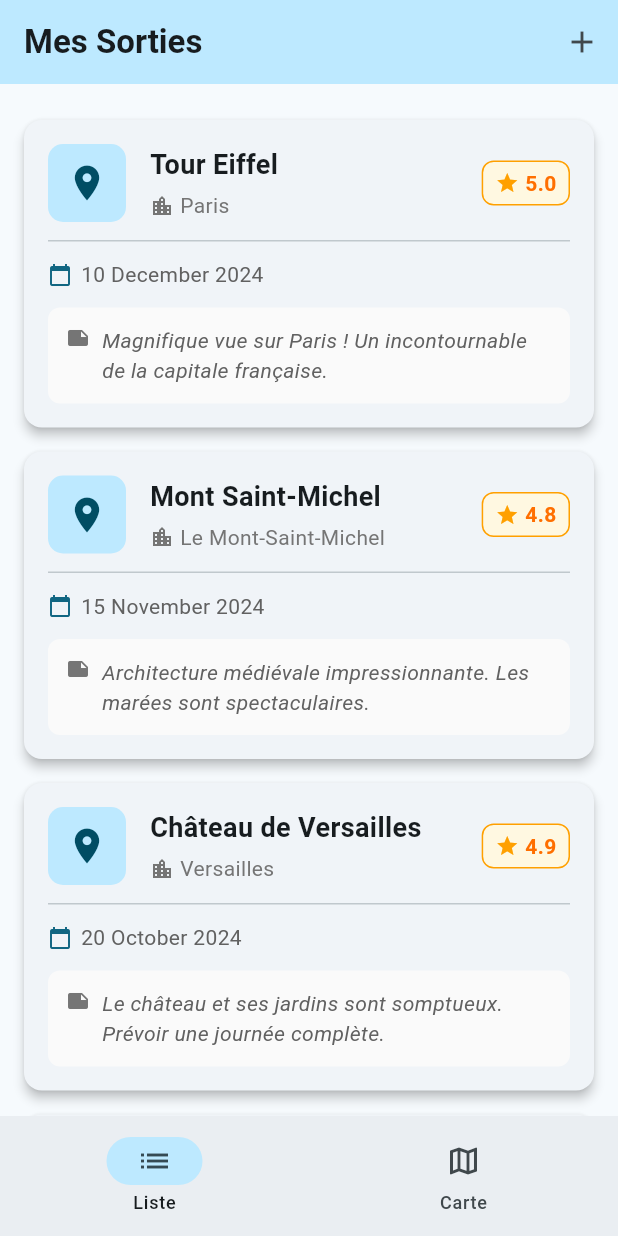
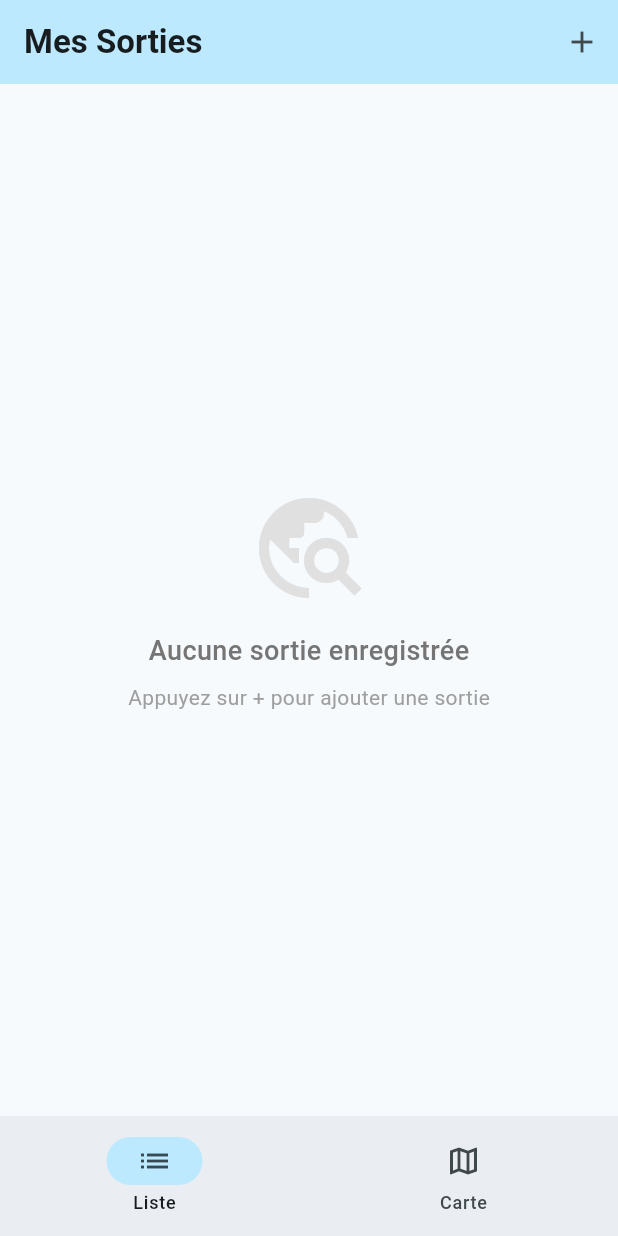
Before and after one commit to AzTaiiyoo/flutter_2025_carnet_voyage, a Flutter app: the screen it shows after launch, on a phone screen of 412 x 824 dp. Run offline on Flutter 3.47's test engine with Material 3 defaults, Android fonts, the phone set to English and light mode, and no system bars; our stand-ins replace flutter_bloc, flutter_map, geocoding, image_picker, latlong2.

Commit message:
feat : implement sortie management with local storage and editing capabilities

```diff
--- a/flutter_2025_carnet_voyage/lib/blocs/search_address_cubit.dart
+++ b/flutter_2025_carnet_voyage/lib/blocs/search_address_cubit.dart
@@ -1,11 +1,8 @@
 import 'package:flutter_2025_carnet_voyage/models/address.dart';
 import 'package:flutter_bloc/flutter_bloc.dart';
-import 'package:flutter_2025_carnet_voyage/blocs/sortie_cubit.dart';
 
 class SearchAddressCubit extends Cubit<List<Address>> {
   SearchAddressCubit() : super([]);
-
-  final SortieCubit sortieCubit = SortieCubit();
 
   void loadAddresses(List<Address> addresses) {
     emit(addresses);
--- a/flutter_2025_carnet_voyage/lib/blocs/sortie_cubit.dart
+++ b/flutter_2025_carnet_voyage/lib/blocs/sortie_cubit.dart
@@ -1,103 +1,39 @@
 import 'package:flutter_bloc/flutter_bloc.dart';
 import '../models/sortie.dart';
-import '../models/address.dart';
+import '../repositories/sortie_repository.dart';
 
 class SortieCubit extends Cubit<List<Sortie>> {
-  SortieCubit() : super(_getDefaultSorties());
+  final SortieRepository _repository;
 
-  static List<Sortie> _getDefaultSorties() {
-    return [
-      Sortie(
-        id: '1',
-        name: 'Tour Eiffel',
-        address: Address(
-          street: 'Champ de Mars',
-          city: 'Paris',
-          postcode: '75007',
-        ),
-        date: DateTime(2024, 12, 10),
-        note:
-            'Magnifique vue sur Paris ! Un incontournable de la capitale française.',
-        rating: 5.0,
-        imageUrl: null,
-      ),
-      Sortie(
-        id: '2',
-        name: 'Mont Saint-Michel',
-        address: Address(
-          street: null,
-          city: 'Le Mont-Saint-Michel',
-          postcode: '50170',
-        ),
-        date: DateTime(2024, 11, 15),
-        note:
-            'Architecture médiévale impressionnante. Les marées sont spectaculaires.',
-        rating: 4.8,
-        imageUrl: null,
-      ),
-      Sortie(
-        id: '3',
-        name: 'Château de Versailles',
-        address: Address(
-          street: 'Place d\'Armes',
-          city: 'Versailles',
-          postcode: '78000',
-        ),
-        date: DateTime(2024, 10, 20),
-        note:
-            'Le château et ses jardins sont somptueux. Prévoir une journée complète.',
-        rating: 4.9,
-        imageUrl: null,
-      ),
-      Sortie(
-        id: '4',
-        name: 'Calanques de Cassis',
-        address: Address(
-          street: 'Port de Cassis',
-          city: 'Cassis',
-          postcode: '13260',
-        ),
-        date: DateTime(2024, 9, 5),
-        note:
-            'Eau turquoise et falaises magnifiques. Parfait pour la randonnée.',
-        rating: 4.7,
-        imageUrl: null,
-      ),
-      Sortie(
-        id: '5',
-        name: 'Strasbourg - Petite France',
-        address: Address(
-          street: 'Quartier de la Petite France',
-          city: 'Strasbourg',
-          postcode: '67000',
-        ),
-        date: DateTime(2024, 8, 12),
-        note: 'Charmant quartier avec ses maisons à colombages et canaux.',
-        rating: 4.6,
-        imageUrl: null,
-      ),
-    ];
+  SortieCubit({required SortieRepository repository})
+      : _repository = repository,
+        super([]);
+
+  /// Charge les sorties depuis le stockage local.
+  Future<void> loadSorties() async {
+    final sorties = await _repository.loadSorties();
+    emit(sorties);
   }
 
-  void addSortie(Sortie sortie) {
+  Future<void> addSortie(Sortie sortie) async {
     emit([...state, sortie]);
+    await _repository.saveSorties(state);
   }
 
-  void updateSortie(String id, Sortie updatedSortie) {
+  Future<void> updateSortie(String id, Sortie updatedSortie) async {
     emit(
       state.map((sortie) => sortie.id == id ? updatedSortie : sortie).toList(),
     );
+    await _repository.saveSorties(state);
   }
 
-  void deleteSortie(String id) {
+  Future<void> deleteSortie(String id) async {
     emit(state.where((sortie) => sortie.id != id).toList());
+    await _repository.saveSorties(state);
   }
 
-  void clearAllSorties() {
+  Future<void> clearAllSorties() async {
     emit([]);
-  }
-
-  void resetToDefault() {
-    emit(_getDefaultSorties());
+    await _repository.clearData();
   }
 }
--- a/flutter_2025_carnet_voyage/lib/main.dart
+++ b/flutter_2025_carnet_voyage/lib/main.dart
@@ -6,8 +6,10 @@ import 'package:flutter_2025_carnet_voyage/blocs/sortie_cubit.dart';
 import 'package:flutter_2025_carnet_voyage/blocs/map_cubit.dart';
 import 'package:flutter_2025_carnet_voyage/repositories/geo_coding_repository.dart';
 import 'package:flutter_2025_carnet_voyage/repositories/weather_repository.dart';
+import 'package:flutter_2025_carnet_voyage/repositories/sortie_repository.dart';
 
 void main() {
+  WidgetsFlutterBinding.ensureInitialized();
   runApp(const MyApp());
 }
 
@@ -19,6 +21,7 @@ class MyApp extends StatelessWidget {
     // Création des repositories (peuvent être partagés)
     const GeoCodingRepository geoCodingRepository = GeoCodingRepository();
     const WeatherRepository weatherRepository = WeatherRepository();
+    final SortieRepository sortieRepository = SortieRepository();
 
     return MultiRepositoryProvider(
       providers: [
@@ -28,12 +31,16 @@ class MyApp extends StatelessWidget {
         RepositoryProvider<WeatherRepository>.value(
           value: weatherRepository,
         ),
+        RepositoryProvider<SortieRepository>.value(
+          value: sortieRepository,
+        ),
       ],
       child: MultiBlocProvider(
         providers: [
-          // Cubit pour les sorties (liste)
+          // Cubit pour les sorties (liste) avec persistance
           BlocProvider<SortieCubit>(
-            create: (context) => SortieCubit(),
+            create: (context) =>
+                SortieCubit(repository: sortieRepository)..loadSorties(),
           ),
           // Cubit pour la carte
           BlocProvider<MapCubit>(
--- a/flutter_2025_carnet_voyage/lib/ui/screen/add_activity.dart
+++ b/flutter_2025_carnet_voyage/lib/ui/screen/add_activity.dart
@@ -12,8 +12,16 @@ import '../../blocs/map_cubit.dart';
 class AddActivity extends StatefulWidget {
   final VoidCallback? onNavigateToMap;
   final VoidCallback? onNavigateToList;
+  final Sortie? sortieToEdit;
 
-  const AddActivity({super.key, this.onNavigateToMap, this.onNavigateToList});
+  const AddActivity({
+    super.key,
+    this.onNavigateToMap,
+    this.onNavigateToList,
+    this.sortieToEdit,
+  });
+
+  bool get isEditing => sortieToEdit != null;
 
   @override
   State<AddActivity> createState() => _AddActivityState();
@@ -37,20 +45,57 @@ class _AddActivityState extends State<AddActivity> {
   @override
   void initState() {
     super.initState();
+    _initializeForm();
+  }
+
+  @override
+  void didUpdateWidget(AddActivity oldWidget) {
+    super.didUpdateWidget(oldWidget);
+    // Réinitialiser le formulaire si sortieToEdit a changé
+    if (widget.sortieToEdit != oldWidget.sortieToEdit) {
+      _initializeForm();
+    }
+  }
+
+  void _initializeForm() {
+    if (widget.sortieToEdit != null) {
+      final sortie = widget.sortieToEdit!;
+      _nameController.text = sortie.name;
+      _streetController.text = sortie.address.street ?? '';
+      _cityController.text = sortie.address.city;
+      _postcodeController.text = sortie.address.postcode;
+      _noteController.text = sortie.note ?? '';
+      _selectedDate = sortie.date;
+      _rating = sortie.rating ?? 0;
+      _imagePath = sortie.imageUrl;
+    } else {
+      // Mode ajout : réinitialiser tous les champs
+      _nameController.clear();
+      _streetController.clear();
+      _cityController.clear();
+      _postcodeController.clear();
+      _noteController.clear();
+      _selectedDate = DateTime.now();
+      _rating = 0;
+      _imagePath = null;
+    }
     _dateController.text = DateFormat('dd/MM/yyyy').format(_selectedDate);
   }
+
 
   @override
   void didChangeDependencies() {
     super.didChangeDependencies();
 
-    // Récupérer l'adresse depuis le MapCubit si elle existe
+    // Récupérer l'adresse depuis le MapCubit si elle existe (seulement en mode ajout)
+    if (!widget.isEditing) {
       final mapState = context.read<MapCubit>().state;
       if (mapState.hasSelectedAddress) {
         final Address address = mapState.selectedAddress!;
         _streetController.text = address.street ?? '';
         _cityController.text = address.city;
         _postcodeController.text = address.postcode;
+      }
     }
   }
 
@@ -138,7 +183,7 @@ class _AddActivityState extends State<AddActivity> {
       },
       child: Scaffold(
         appBar: AppBar(
-          title: const Text('Ajouter une sortie'),
+          title: Text(widget.isEditing ? 'Modifier la sortie' : 'Ajouter une sortie'),
           backgroundColor: Theme.of(context).colorScheme.primaryContainer,
         ),
         body: SingleChildScrollView(
@@ -518,7 +563,7 @@ class _AddActivityState extends State<AddActivity> {
                   ),
                   const SizedBox(height: 24),
 
-                  // Bouton Ajouter
+                  // Bouton Ajouter/Modifier
                   ElevatedButton.icon(
                     onPressed: () {
                       if (_formKey.currentState!.validate()) {
@@ -530,8 +575,10 @@ class _AddActivityState extends State<AddActivity> {
                           postcode: _postcodeController.text,
                         );
 
-                        final Sortie newSortie = Sortie(
-                          id: DateTime.now().millisecondsSinceEpoch.toString(),
+                        final Sortie sortie = Sortie(
+                          id: widget.isEditing
+                              ? widget.sortieToEdit!.id
+                              : DateTime.now().millisecondsSinceEpoch.toString(),
                           name: _nameController.text,
                           address: address,
                           date: _selectedDate,
@@ -541,7 +588,15 @@ class _AddActivityState extends State<AddActivity> {
                           rating: _rating > 0 ? _rating : null,
                           imageUrl: _imagePath,
                         );
-                        context.read<SortieCubit>().addSortie(newSortie);
+
+                        if (widget.isEditing) {
+                          context.read<SortieCubit>().updateSortie(
+                            widget.sortieToEdit!.id,
+                            sortie,
+                          );
+                        } else {
+                          context.read<SortieCubit>().addSortie(sortie);
+                        }
 
                         // Naviguer vers la liste via callback (IndexedStack, pas Navigator)
                         if (widget.onNavigateToList != null) {
@@ -549,15 +604,17 @@ class _AddActivityState extends State<AddActivity> {
                         }
 
                         ScaffoldMessenger.of(context).showSnackBar(
-                          const SnackBar(
-                            content: Text('Sortie ajoutée avec succès !'),
+                          SnackBar(
+                            content: Text(widget.isEditing
+                                ? 'Sortie modifiée avec succès !'
+                                : 'Sortie ajoutée avec succès !'),
                             backgroundColor: Colors.green,
                           ),
                         );
                       }
                     },
-                    icon: const Icon(Icons.add),
-                    label: const Text('Ajouter la sortie'),
+                    icon: Icon(widget.isEditing ? Icons.save : Icons.add),
+                    label: Text(widget.isEditing ? 'Enregistrer' : 'Ajouter la sortie'),
                     style: ElevatedButton.styleFrom(
                       padding: const EdgeInsets.symmetric(vertical: 16),
                     ),
@@ -570,18 +627,4 @@ class _AddActivityState extends State<AddActivity> {
       ),
     );
   }
-
-  void _resetForm() {
-    setState(() {
-      _nameController.clear();
-      _streetController.clear();
-      _cityController.clear();
-      _postcodeController.clear();
-      _noteController.clear();
-      _selectedDate = DateTime.now();
-      _dateController.text = DateFormat('dd/MM/yyyy').format(_selectedDate);
-      _rating = 0;
-    });
-    context.read<MapCubit>().clearSelection();
 }
-}
--- a/flutter_2025_carnet_voyage/lib/ui/screen/home.dart
+++ b/flutter_2025_carnet_voyage/lib/ui/screen/home.dart
@@ -1,6 +1,7 @@
 import 'package:flutter/material.dart';
 import 'package:flutter_2025_carnet_voyage/ui/screen/add_activity.dart';
 import 'package:flutter_2025_carnet_voyage/ui/view/map_view.dart';
+import '../../models/sortie.dart';
 import '../view/list.dart';
 
 class Home extends StatefulWidget {
@@ -12,44 +13,66 @@ class Home extends StatefulWidget {
 
 class _HomeState extends State<Home> {
   int currentPageIndex = 0;
+  Sortie? _sortieToEdit;
 
   void _navigateToAddActivity() {
     setState(() {
+      _sortieToEdit = null;
+      currentPageIndex = 2; // Index de AddActivity
+    });
+  }
+
+  void _navigateToEditActivity(Sortie sortie) {
+    setState(() {
+      _sortieToEdit = sortie;
       currentPageIndex = 2; // Index de AddActivity
     });
   }
 
   void _navigateToMap() {
     setState(() {
+      // Ne pas effacer _sortieToEdit pour conserver les données en mode édition
       currentPageIndex = 1; // Index de MapView
+    });
+  }
+
+  void _navigateBackToForm() {
+    // Retour au formulaire en préservant _sortieToEdit (utilisé depuis la carte)
+    setState(() {
+      currentPageIndex = 2; // Index de AddActivity
     });
   }
 
   void _navigateToList() {
     setState(() {
+      _sortieToEdit = null;
       currentPageIndex = 0; // Index de SortieListPage
     });
   }
 
-  // Liste des vues (écrans)
-  late final List<Widget> _views = [
-    const SortieListPage(),
-    MapView(onNavigateToAddActivity: _navigateToAddActivity),
+  @override
+  Widget build(BuildContext context) {
+    // Liste des vues (écrans) - recréée à chaque build pour avoir la bonne sortie
+    final List<Widget> views = [
+      SortieListPage(onEditSortie: _navigateToEditActivity),
+      MapView(onNavigateToAddActivity: _navigateBackToForm),
       AddActivity(
         onNavigateToMap: _navigateToMap,
         onNavigateToList: _navigateToList,
+        sortieToEdit: _sortieToEdit,
       ),
     ];
 
+
     // Titres correspondants
-  final List<String> _titles = ['Mes Sorties', 'Carte', 'Ajouter une sortie'];
+    final String title = currentPageIndex == 2
+        ? (_sortieToEdit != null ? 'Modifier la sortie' : 'Ajouter une sortie')
+        : (currentPageIndex == 1 ? 'Carte' : 'Mes Sorties');
 
-  @override
-  Widget build(BuildContext context) {
     return Scaffold(
       appBar: AppBar(
         title: Text(
-          _titles[currentPageIndex],
+          title,
           style: const TextStyle(fontWeight: FontWeight.bold),
         ),
         backgroundColor: Theme.of(context).colorScheme.primaryContainer,
@@ -59,6 +82,7 @@ class _HomeState extends State<Home> {
                 icon: const Icon(Icons.arrow_back),
                 onPressed: () {
                   setState(() {
+                    _sortieToEdit = null;
                     currentPageIndex = 0; // Retour à la liste
                   });
                 },
@@ -76,6 +100,7 @@ class _HomeState extends State<Home> {
       bottomNavigationBar: NavigationBar(
         onDestinationSelected: (int index) {
           setState(() {
+            _sortieToEdit = null;
             currentPageIndex = index;
           });
         },
@@ -94,7 +119,7 @@ class _HomeState extends State<Home> {
           ),
         ],
       ),
-      body: IndexedStack(index: currentPageIndex, children: _views),
+      body: IndexedStack(index: currentPageIndex, children: views),
     );
   }
 }
--- a/flutter_2025_carnet_voyage/lib/ui/view/list.dart
+++ b/flutter_2025_carnet_voyage/lib/ui/view/list.dart
@@ -6,7 +6,9 @@ import '../../blocs/sortie_cubit.dart';
 import '../widget/sortie_card.dart';
 
 class SortieListPage extends StatefulWidget {
-  const SortieListPage({super.key});
+  final void Function(Sortie)? onEditSortie;
+
+  const SortieListPage({super.key, this.onEditSortie});
 
   @override
   State<SortieListPage> createState() => _SortieListPageState();
@@ -50,13 +52,12 @@ class _SortieListPageState extends State<SortieListPage> {
             return SortieCard(
               sortie: sortie,
               onTap: () {
-                // TODO: Navigation vers la page de détail
-                ScaffoldMessenger.of(context).showSnackBar(
-                  SnackBar(
-                    content: Text('Détails de: ${sortie.name}'),
-                    duration: const Duration(seconds: 1),
-                  ),
-                );
+                if (widget.onEditSortie != null) {
+                  widget.onEditSortie!(sortie);
+                }
+              },
+              onDelete: () {
+                context.read<SortieCubit>().deleteSortie(sortie.id);
               },
             );
           },
```
Also changed, not shown: flutter_2025_carnet_voyage/lib/ui/widget/sortie_card.dart (+36 -0 lines). Lines whose indentation alone changed are shown as unchanged.
